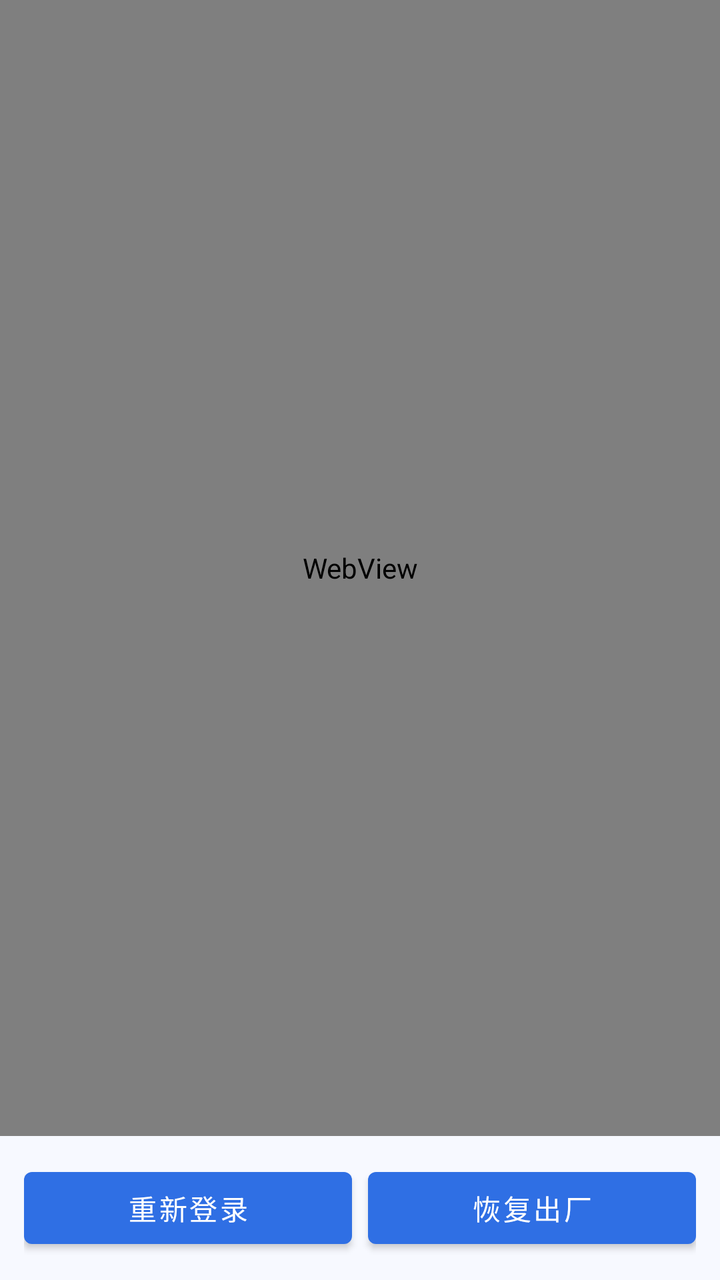
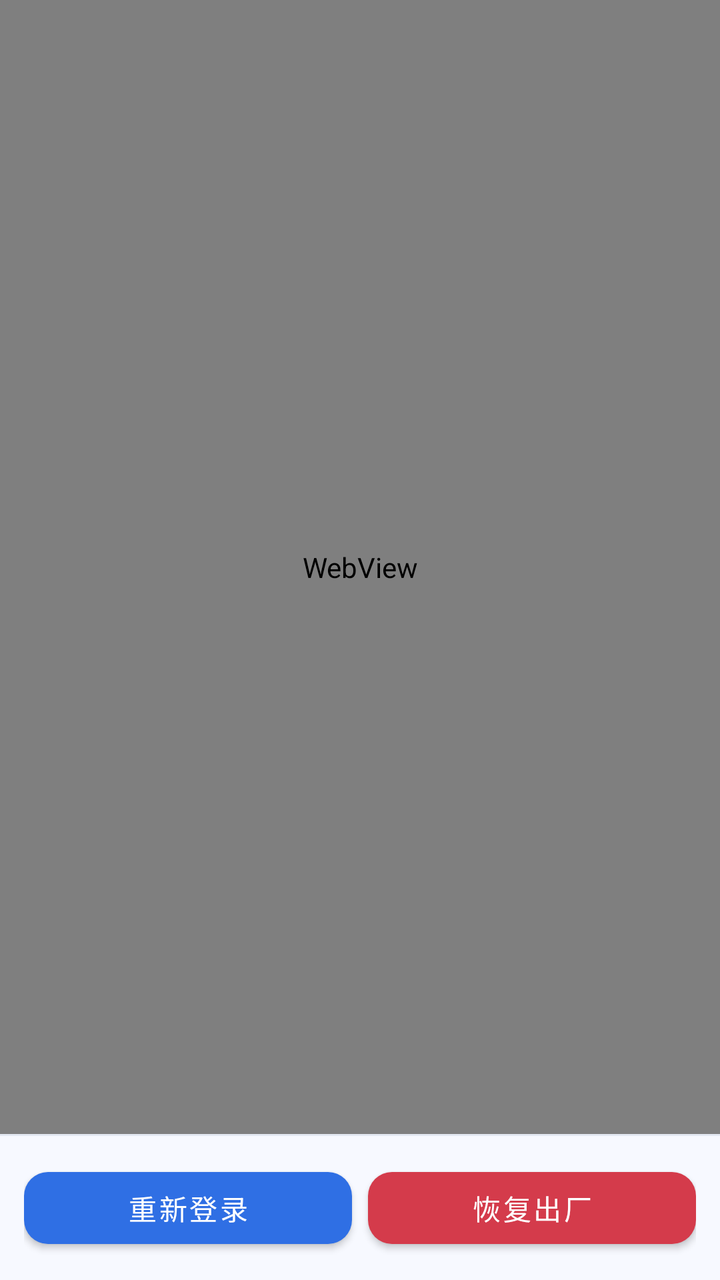

An Android layout rendered at two revisions. The XML below is the earlier revision; the diff shows what the commit changed to produce the second picture.
<!-- AndroidManifest.xml: application theme AppTheme -->
<!-- res/layout/fragment_web.xml -->
<?xml version="1.0" encoding="utf-8"?>
<LinearLayout xmlns:android="http://schemas.android.com/apk/res/android"
    android:layout_width="match_parent"
    android:layout_height="match_parent"
    android:orientation="vertical">

    <ProgressBar
        android:id="@+id/progress"
        style="?android:attr/progressBarStyleHorizontal"
        android:layout_width="match_parent"
        android:layout_height="3dp"
        android:indeterminate="true"
        android:visibility="gone" />

    <WebView
        android:id="@+id/webview"
        android:layout_width="match_parent"
        android:layout_height="0dp"
        android:layout_weight="1" />

    <LinearLayout
        android:layout_width="match_parent"
        android:layout_height="wrap_content"
        android:orientation="horizontal"
        android:padding="12dp">

        <Button
            android:id="@+id/btn_religin"
            android:layout_width="0dp"
            android:layout_height="wrap_content"
            android:layout_weight="1"
            android:text="重新登录" />

        <Button
            android:id="@+id/btn_web_factory"
            android:layout_width="0dp"
            android:layout_height="wrap_content"
            android:layout_weight="1"
            android:layout_marginStart="8dp"
            android:text="恢复出厂" />
    </LinearLayout>
</LinearLayout>
<!-- resources referenced by this layout -->
<resources>
  <style name="AppTheme" parent="Theme.MaterialComponents.DayNight.NoActionBar">
          <item name="colorPrimary">@color/primary</item>
          <item name="colorPrimaryDark">@color/primary_dark</item>
          <item name="colorAccent">@color/primary</item>
          <item name="android:windowBackground">@color/window_bg</item>
      </style>
  <color name="primary">#2F6FE4</color>
  <color name="primary_dark">#1E4FA8</color>
  <color name="window_bg">#F7F9FF</color>
</resources>

<!-- the commit's change to res/layout/fragment_web.xml (unified diff, before → after) -->
@@ -1,5 +1,6 @@
 <?xml version="1.0" encoding="utf-8"?>
 <LinearLayout xmlns:android="http://schemas.android.com/apk/res/android"
+    xmlns:app="http://schemas.android.com/apk/res-auto"
     android:layout_width="match_parent"
     android:layout_height="match_parent"
     android:orientation="vertical">
@@ -18,25 +19,33 @@
         android:layout_height="0dp"
         android:layout_weight="1" />
 
+    <View
+        android:layout_width="match_parent"
+        android:layout_height="1dp"
+        android:background="@color/divider" />
+
     <LinearLayout
         android:layout_width="match_parent"
         android:layout_height="wrap_content"
         android:orientation="horizontal"
         android:padding="12dp">
 
-        <Button
+        <com.google.android.material.button.MaterialButton
             android:id="@+id/btn_religin"
+            style="@style/Widget.App.Button"
             android:layout_width="0dp"
             android:layout_height="wrap_content"
             android:layout_weight="1"
             android:text="重新登录" />
 
-        <Button
+        <com.google.android.material.button.MaterialButton
             android:id="@+id/btn_web_factory"
+            style="@style/Widget.App.Button"
             android:layout_width="0dp"
             android:layout_height="wrap_content"
             android:layout_weight="1"
             android:layout_marginStart="8dp"
+            app:backgroundTint="@color/danger"
             android:text="恢复出厂" />
     </LinearLayout>
 </LinearLayout>
<!-- resource entries referenced after the edit -->
@@ -1,5 +1,12 @@
 <!-- resources referenced by this layout -->
 <resources>
+  <color name="danger">#D43B4B</color>
+  <color name="divider">#E3E8F2</color>
+  <style name="Widget.App.Button" parent="Widget.MaterialComponents.Button">
+          <item name="cornerRadius">12dp</item>
+          <item name="android:textColor">@android:color/white</item>
+          <item name="android:textSize">14sp</item>
+      </style>
   <style name="AppTheme" parent="Theme.MaterialComponents.DayNight.NoActionBar">
           <item name="colorPrimary">@color/primary</item>
           <item name="colorPrimaryDark">@color/primary_dark</item>
